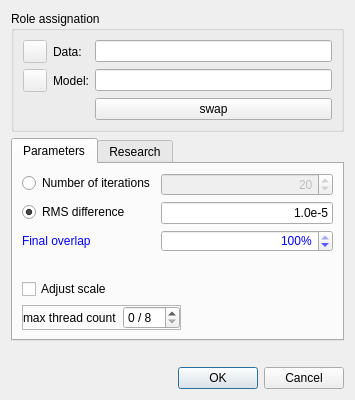
This is qCC/ui_templates/registrationDlg.ui in CloudCompare/CloudCompare as Qt 5 draws it before an edit. The edited form follows.
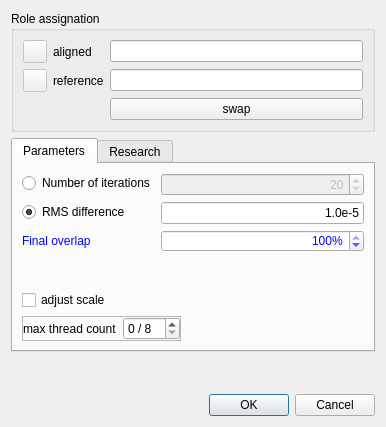
This is the edited form.

Commit message: Data/Model words in the Fine Registration (ICP) dialog changed to Compared/Reference

Patch:
```diff
--- a/qCC/ui_templates/registrationDlg.ui
+++ b/qCC/ui_templates/registrationDlg.ui
@@ -6,8 +6,8 @@
    <rect>
     <x>0</x>
     <y>0</y>
-    <width>350</width>
-    <height>400</height>
+    <width>386</width>
+    <height>427</height>
    </rect>
   </property>
   <property name="windowTitle">
@@ -29,7 +29,7 @@
       <item row="0" column="1">
        <widget class="QLabel" name="label_10">
         <property name="text">
-         <string>Data:</string>
+         <string>aligned</string>
         </property>
        </widget>
       </item>
@@ -69,7 +69,7 @@
       <item row="1" column="1">
        <widget class="QLabel" name="label_9">
         <property name="text">
-         <string>Model:</string>
+         <string>reference</string>
         </property>
        </widget>
       </item>
@@ -249,7 +249,7 @@
           <string>Whether to adjust the scale of the 'data' entity</string>
          </property>
          <property name="text">
-          <string>Adjust scale</string>
+          <string>adjust scale</string>
          </property>
         </widget>
        </item>
```
Left out of the diff: 24 changed lines with no effect on the pictures. The commit also changes 1 other file.
